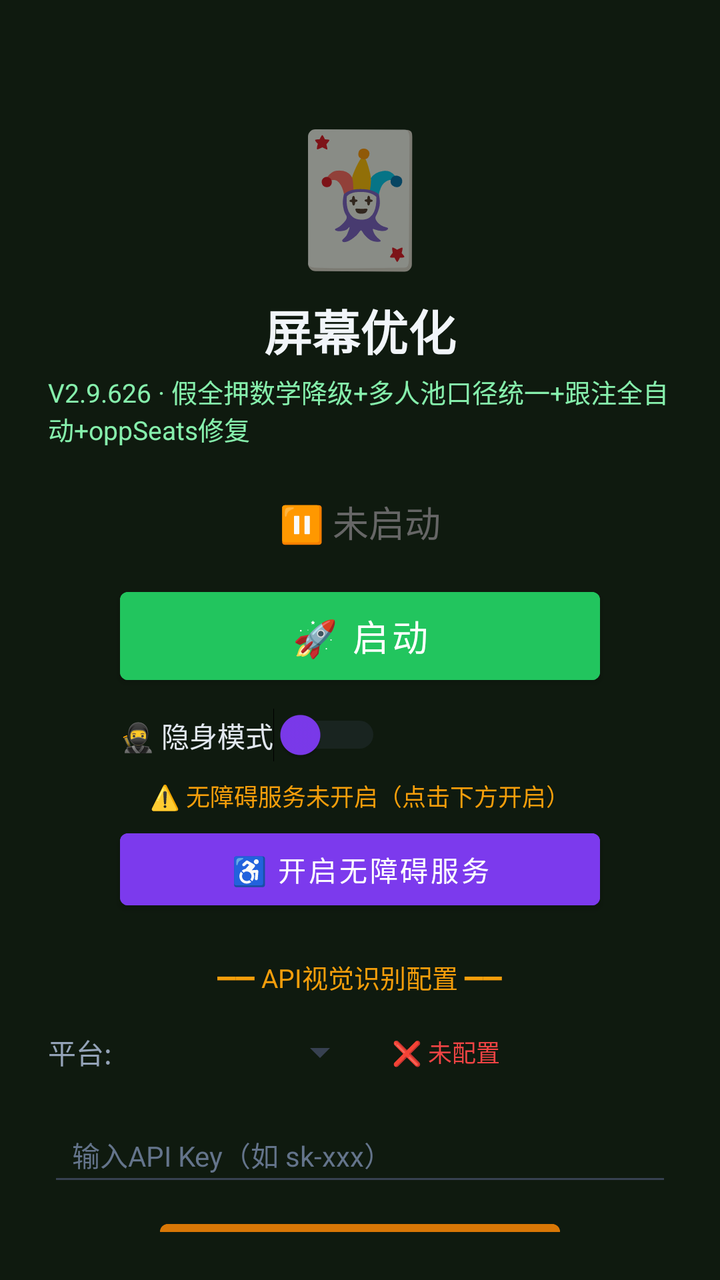
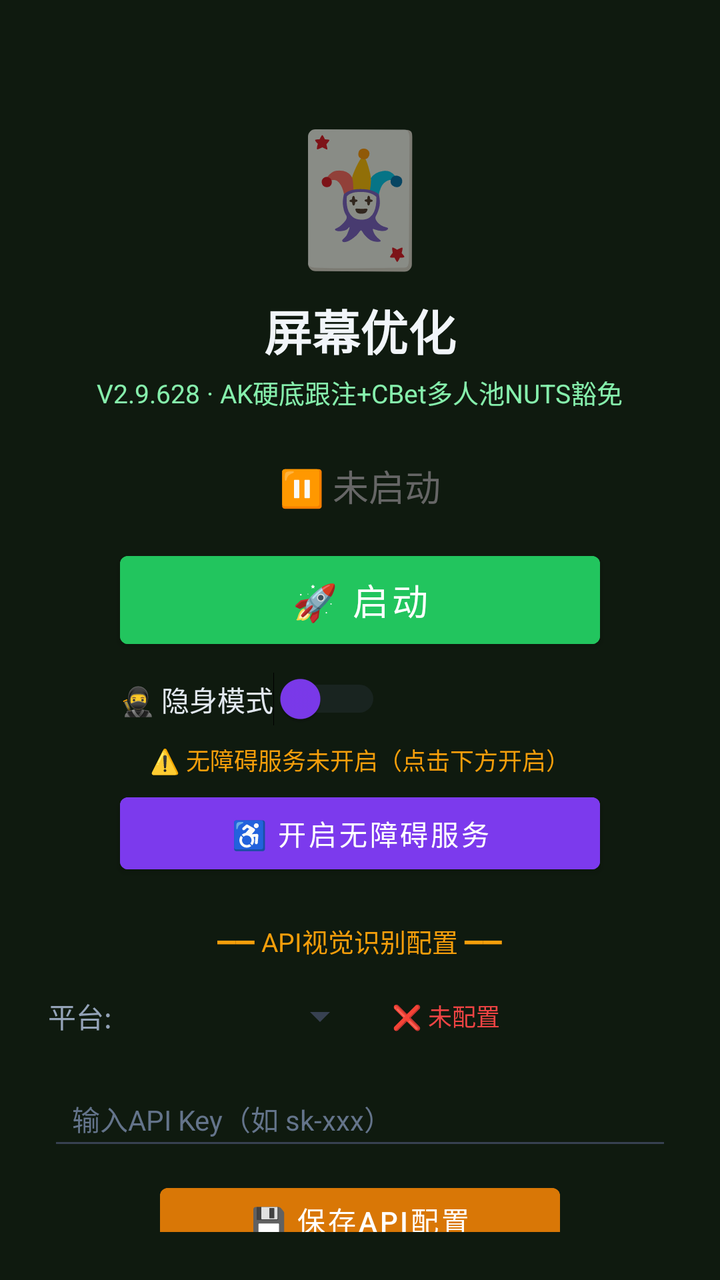

Compare the two renders of this Android layout. The source of the first and the diff that turns it into the second are given below.
<!-- AndroidManifest.xml: activity theme Theme.MjScreenshot -->
<!-- res/layout/activity_main.xml -->
<?xml version="1.0" encoding="utf-8"?>
<LinearLayout xmlns:android="http://schemas.android.com/apk/res/android"
    android:layout_width="match_parent"
    android:layout_height="match_parent"
    android:orientation="vertical"
    android:background="#0f1a0f"
    android:padding="24dp"
    android:gravity="center_horizontal">

    <TextView
        android:layout_width="wrap_content"
        android:layout_height="wrap_content"
        android:text="🃏"
        android:textSize="64sp"
        android:layout_marginTop="30dp" />

    <TextView
        android:layout_width="wrap_content"
        android:layout_height="wrap_content"
        android:text="屏幕优化"
        android:textSize="24sp"
        android:textColor="#f1f5f9"
        android:textStyle="bold"
        android:layout_marginTop="8dp" />

    <TextView
        android:layout_width="wrap_content"
        android:layout_height="wrap_content"
        android:text="V2.9.626 · 假全押数学降级+多人池口径统一+跟注全自动+oppSeats修复"
        android:textSize="13sp"
        android:textColor="#86efac"
        android:layout_marginTop="4dp" />

    <TextView
        android:id="@+id/tvStatus"
        android:layout_width="wrap_content"
        android:layout_height="wrap_content"
        android:text="⏸ 未启动"
        android:textSize="18sp"
        android:textColor="#666666"
        android:layout_marginTop="24dp" />

    <Button
        android:id="@+id/btnStart"
        android:layout_width="240dp"
        android:layout_height="56dp"
        android:text="🚀 启动"
        android:textSize="18sp"
        android:textColor="#ffffff"
        android:backgroundTint="#22c55e"
        android:layout_marginTop="16dp" />

    <Button
        android:id="@+id/btnHelper"
        android:layout_width="240dp"
        android:layout_height="56dp"
        android:text="🃏 打开智囊"
        android:textSize="16sp"
        android:textColor="#ffffff"
        android:backgroundTint="#16a34a"
        android:layout_marginTop="12dp"
        android:visibility="gone" />

    
    <LinearLayout
        android:layout_width="240dp"
        android:layout_height="wrap_content"
        android:orientation="horizontal"
        android:gravity="center_vertical"
        android:layout_marginTop="8dp">

        <Switch
            android:id="@+id/switchStealth"
            android:layout_width="wrap_content"
            android:layout_height="wrap_content"
            android:text="🥷 隐身模式"
            android:textColor="#e2e8f0"
            android:textSize="14sp"
            android:thumbTint="#7c3aed"
            android:trackTint="#374151" />
    </LinearLayout>

    <TextView
        android:id="@+id/tvAccessibilityStatus"
        android:layout_width="wrap_content"
        android:layout_height="wrap_content"
        android:text="⚠️ 无障碍服务未开启（点击下方开启）"
        android:textSize="12sp"
        android:textColor="#f59e0b"
        android:layout_marginTop="8dp"
        android:gravity="center" />

    <Button
        android:id="@+id/btnAccessibility"
        android:layout_width="240dp"
        android:layout_height="48dp"
        android:text="♿ 开启无障碍服务"
        android:textSize="14sp"
        android:textColor="#ffffff"
        android:backgroundTint="#7c3aed"
        android:layout_marginTop="4dp" />

    <TextView
        android:layout_width="wrap_content"
        android:layout_height="wrap_content"
        android:text="━━ API视觉识别配置 ━━"
        android:textSize="13sp"
        android:textColor="#f59e0b"
        android:layout_marginTop="20dp" />

    <LinearLayout
        android:layout_width="match_parent"
        android:layout_height="wrap_content"
        android:orientation="horizontal"
        android:layout_marginTop="8dp"
        android:gravity="center_vertical">

        <TextView
            android:layout_width="wrap_content"
            android:layout_height="wrap_content"
            android:text="平台:"
            android:textSize="14sp"
            android:textColor="#94a3b8" />

        <Spinner
            android:id="@+id/spinnerProvider"
            android:layout_width="120dp"
            android:layout_height="40dp"
            android:layout_marginStart="8dp"
            android:backgroundTint="#374151" />

        <TextView
            android:id="@+id/tvApiStatus"
            android:layout_width="wrap_content"
            android:layout_height="wrap_content"
            android:text="❌ 未配置"
            android:textSize="12sp"
            android:textColor="#ef4444"
            android:layout_marginStart="12dp" />
    </LinearLayout>

    <EditText
        android:id="@+id/etApiKey"
        android:layout_width="match_parent"
        android:layout_height="44dp"
        android:hint="输入API Key（如 sk-xxx）"
        android:textSize="14sp"
        android:textColor="#e2e8f0"
        android:textColorHint="#64748b"
        android:backgroundTint="#374151"
        android:inputType="textPassword"
        android:layout_marginTop="8dp"
        android:paddingStart="12dp"
        android:paddingEnd="12dp" />

    <Button
        android:id="@+id/btnSaveApi"
        android:layout_width="200dp"
        android:layout_height="44dp"
        android:text="💾 保存API配置"
        android:textSize="14sp"
        android:textColor="#ffffff"
        android:backgroundTint="#d97706"
        android:layout_marginTop="8dp" />

    <TextView
        android:id="@+id/tvHint"
        android:layout_width="wrap_content"
        android:layout_height="wrap_content"
        android:text="先点上方按钮启动截屏"
        android:textSize="13sp"
        android:textColor="#666666"
        android:layout_marginTop="12dp"
        android:gravity="center" />

    <TextView
        android:layout_width="wrap_content"
        android:layout_height="wrap_content"
        android:text="使用步骤：\n1. 配置API Key（支持OpenAI/通义千问VL/硅基流动）\n2. 点「开启无障碍服务」→ 开启\n3. 开启「🥷隐身模式」(反检测)\n4. 点「启动」→ 允许悬浮窗\n5. 打牌时点屏幕上的🎯悬浮球即可截屏识别\n★ 拖动悬浮球可移到不挡牌的位置 ★\n★ 长按悬浮球可展开/收起详细面板 ★\n★ 悬浮球边框颜色=建议：绿=加注 橙=跟注 红=弃牌 ★"
        android:textSize="12sp"
        android:textColor="#64748b"
        android:layout_marginTop="12dp"
        android:lineSpacingExtra="3dp" />

</LinearLayout>
<!-- resources referenced by this layout -->
<resources>
  <style name="Theme.MjScreenshot" parent="Theme.MaterialComponents.DayNight.DarkActionBar">
          <item name="colorPrimary">#1e40af</item>
          <item name="colorPrimaryVariant">#1e3a8a</item>
          <item name="colorOnPrimary">#ffffff</item>
          <item name="android:statusBarColor">#0f172a</item>
      </style>
</resources>

<!-- the commit's change to res/layout/activity_main.xml (unified diff, before → after) -->
@@ -26,7 +26,7 @@
     <TextView
         android:layout_width="wrap_content"
         android:layout_height="wrap_content"
-        android:text="V2.9.626 · 假全押数学降级+多人池口径统一+跟注全自动+oppSeats修复"
+        android:text="V2.9.628 · AK硬底跟注+CBet多人池NUTS豁免"
         android:textSize="13sp"
         android:textColor="#86efac"
         android:layout_marginTop="4dp" />
